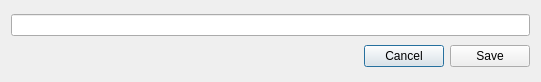
DamianPodrazaCode/DataVisualizer, file DataVisualizer/macrodialog.ui: the form before one commit.
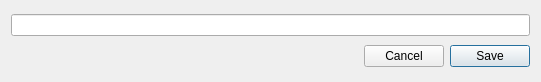
The form after the commit.

What changed in the file:
```diff
--- a/DataVisualizer/macrodialog.ui
+++ b/DataVisualizer/macrodialog.ui
@@ -37,6 +37,9 @@
        <property name="text">
         <string>Cancel</string>
        </property>
+       <property name="autoDefault">
+        <bool>false</bool>
+       </property>
       </widget>
      </item>
      <item>
```
Left out of the diff: 3 changed lines with no effect on the pictures.
